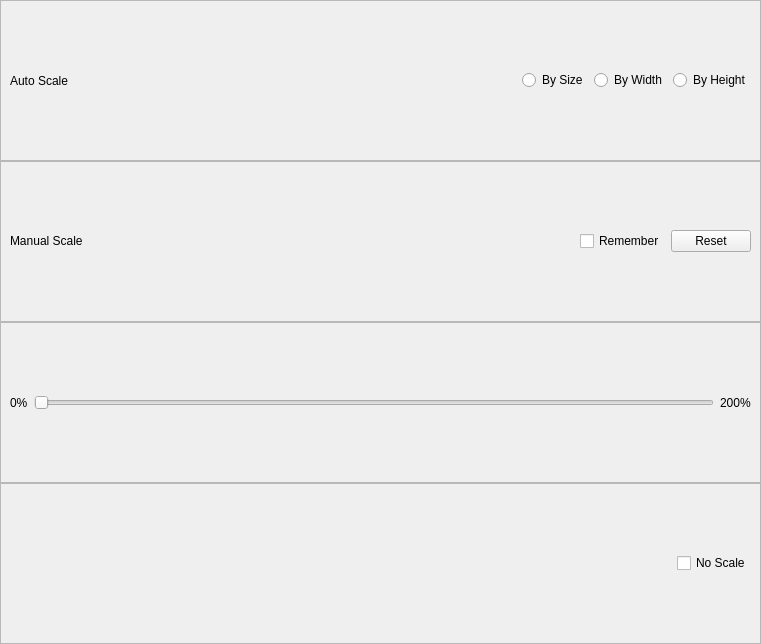
Above: src/gui/controll-bar-area/scale-setting.ui from haocxy/smooth-comic before the change. Below: the same form after it.
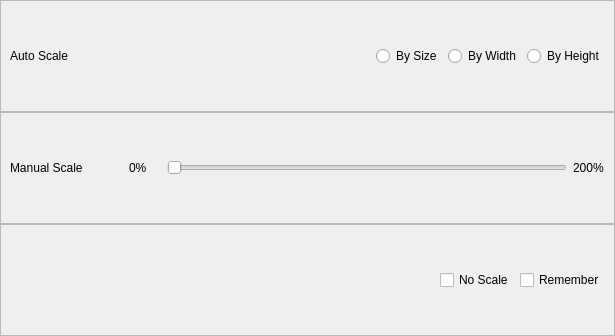
That is the form after the change.

Commit message: 调整缩放界面布局

Diff of the .ui file:
```diff
--- a/src/gui/controll-bar-area/scale-setting.ui
+++ b/src/gui/controll-bar-area/scale-setting.ui
@@ -6,8 +6,8 @@
    <rect>
     <x>0</x>
     <y>0</y>
-    <width>761</width>
-    <height>644</height>
+    <width>611</width>
+    <height>336</height>
    </rect>
   </property>
   <property name="windowTitle">
@@ -93,9 +93,7 @@
      <property name="frameShadow">
       <enum>QFrame::Raised</enum>
      </property>
-     <layout class="QVBoxLayout" name="verticalLayout">
-      <item>
-       <layout class="QHBoxLayout" name="horizontalLayout">
+     <layout class="QHBoxLayout" name="horizontalLayout_2">
         <item>
          <widget class="QLabel" name="label_4">
           <property name="text">
@@ -108,6 +106,9 @@
           <property name="orientation">
            <enum>Qt::Horizontal</enum>
           </property>
+        <property name="sizeType">
+         <enum>QSizePolicy::Fixed</enum>
+        </property>
           <property name="sizeHint" stdset="0">
            <size>
             <width>40</width>
@@ -116,36 +117,14 @@
           </property>
          </spacer>
         </item>
-        <item>
-         <widget class="QCheckBox" name="checkBox_2">
-          <property name="text">
-           <string>Remember</string>
-          </property>
-         </widget>
-        </item>
-        <item>
-         <widget class="QPushButton" name="pushButton">
-          <property name="text">
-           <string>Reset</string>
-          </property>
-         </widget>
-        </item>
-       </layout>
-      </item>
-     </layout>
-    </widget>
-   </item>
-   <item>
-    <widget class="QFrame" name="SliderArea">
-     <property name="frameShape">
-      <enum>QFrame::StyledPanel</enum>
-     </property>
-     <property name="frameShadow">
-      <enum>QFrame::Raised</enum>
-     </property>
-     <layout class="QHBoxLayout" name="horizontalLayout_2">
       <item>
        <widget class="QLabel" name="label">
+        <property name="minimumSize">
+         <size>
+          <width>32</width>
+          <height>0</height>
+         </size>
+        </property>
         <property name="text">
          <string>0%</string>
         </property>
@@ -166,6 +145,12 @@
       </item>
       <item>
        <widget class="QLabel" name="label_2">
+        <property name="minimumSize">
+         <size>
+          <width>32</width>
+          <height>0</height>
+         </size>
+        </property>
         <property name="text">
          <string>200%</string>
         </property>
@@ -203,6 +188,13 @@
         </property>
        </widget>
       </item>
+      <item>
+       <widget class="QCheckBox" name="checkBox_2">
+        <property name="text">
+         <string>Remember</string>
+        </property>
+       </widget>
+      </item>
      </layout>
     </widget>
    </item>
```
Left out of the diff: 2 changed lines with no effect on the pictures. Lines whose indentation alone changed are shown as unchanged.
